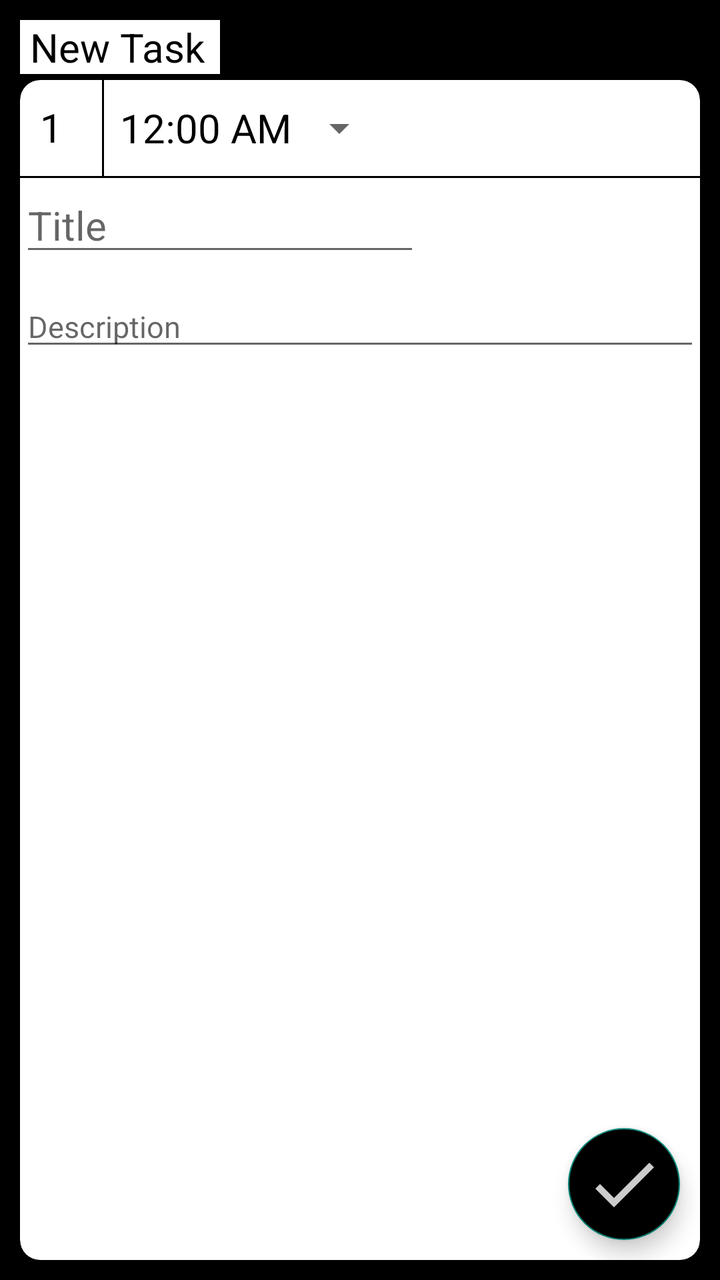
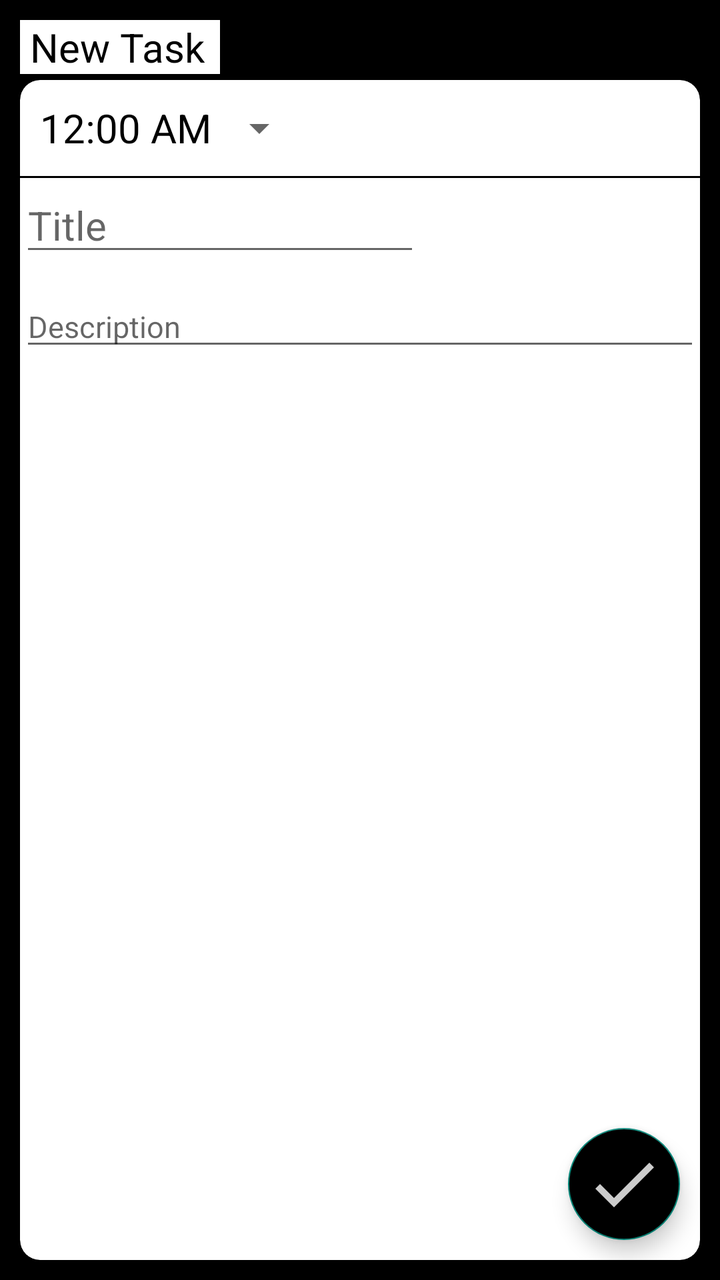

The first picture is an Android layout as it rendered before a commit; the second is the same layout after the commit. The layout source and the unified diff follow.
<!-- AndroidManifest.xml: application theme Theme.SchedulePlanner -->
<!-- res/layout/activity_create_task.xml -->
<?xml version="1.0" encoding="utf-8"?>
<RelativeLayout xmlns:android="http://schemas.android.com/apk/res/android"
    android:layout_width="match_parent"
    android:layout_height="match_parent"
    xmlns:app="http://schemas.android.com/apk/res-auto"
    android:background="@color/black">

    <TextView
        android:layout_width="100dp"
        android:layout_height="wrap_content"
        android:layout_marginStart="10dp"
        android:layout_marginTop="10dp"
        android:layout_marginEnd="10dp"
        android:layout_marginBottom="10dp"
        android:paddingStart="5dp"
        android:background="@color/white"
        android:text="New Task"
        android:textColor="@color/black"
        android:textSize="20dp" />

    <androidx.cardview.widget.CardView
        android:layout_width="match_parent"
        android:layout_height="match_parent"
        app:cardCornerRadius="10dp"
        android:layout_marginTop="40dp"
        android:layout_marginStart="10dp"
        android:layout_marginEnd="10dp"
        android:layout_marginBottom="10dp">

    <RelativeLayout
        android:layout_width="match_parent"
        android:layout_height="wrap_content">

        <TextView
            android:id="@+id/count"
            android:layout_width="30dp"
            android:layout_height="wrap_content"
            android:layout_marginStart="10dp"
            android:layout_marginTop="10dp"
            android:text="1"
            android:textColor="@color/black"
            android:textSize="20dp" />

        <View
            android:id="@+id/vertical_row"
            android:layout_width="1dp"
            android:layout_height="48dp"
            android:layout_marginStart="1dp"
            android:layout_marginTop="0dp"
            android:layout_toEndOf="@+id/count"
            android:background="#000000" />

        <Button
            android:id="@+id/timeButton"
            style="?android:spinnerStyle"
            android:layout_width="wrap_content"
            android:layout_height="wrap_content"
            android:layout_marginStart="10dp"
            android:layout_toEndOf="@id/count"
            android:onClick="popTimePicker"
            android:text="12:00 AM"
            android:textSize="20dp" />

        <View
            android:id="@+id/horizontal_row"
            android:layout_width="match_parent"
            android:layout_height="1dp"
            android:layout_below="@id/timeButton"
            android:background="#000000" />

        <EditText
            android:id="@+id/title"
            android:layout_width="200dp"
            android:layout_height="wrap_content"
            android:layout_below="@id/horizontal_row"
            android:hint="Title"
            android:inputType="textCapWords"
            android:textSize="20dp" />

        <EditText
            android:id="@+id/description"
            android:layout_width="match_parent"
            android:layout_height="wrap_content"
            android:layout_below="@id/title"
            android:layout_marginTop="10dp"
            android:hint="Description"
            android:inputType="textMultiLine|textCapSentences"
            android:textSize="15dp" />

    </RelativeLayout>

        <com.google.android.material.floatingactionbutton.FloatingActionButton
            android:id="@+id/save_icon"
            android:layout_width="wrap_content"
            android:layout_height="wrap_content"
            android:layout_alignParentEnd="true"
            android:layout_alignParentBottom="true"
            android:layout_gravity="bottom|end"
            android:layout_marginEnd="10dp"
            android:layout_marginBottom="10dp"
            android:backgroundTint="#000000"
            android:clickable="true"
            android:focusable="true"
            android:src="@drawable/actionbar_save_task"
            app:maxImageSize="40dp"
            android:contentDescription="Save Task" />
    </androidx.cardview.widget.CardView>

</RelativeLayout>
<!-- resources referenced by this layout -->
<resources>
  <color name="black">#FF000000</color>
  <color name="white">#FFFFFFFF</color>
  <!-- drawable actionbar_save_task (drawable-anydpi) -->
  <vector xmlns:android="http://schemas.android.com/apk/res/android"
      android:width="24dp"
      android:height="24dp"
      android:viewportWidth="24"
      android:viewportHeight="24"
      android:tint="#FFFFFF"
      android:alpha="0.8">
    <path
        android:fillColor="@android:color/white"
        android:pathData="M9,16.2L4.8,12l-1.4,1.4L9,19 21,7l-1.4,-1.4L9,16.2z"/>
  </vector>
  <style name="Theme.SchedulePlanner" parent="Theme.AppCompat.Light.NoActionBar">
          
          <item name="colorPrimary">@color/purple_500</item>
          <item name="colorPrimaryVariant">@color/purple_700</item>
          <item name="colorOnPrimary">@color/white</item>
          
          <item name="colorSecondary">@color/teal_200</item>
          <item name="colorSecondaryVariant">@color/teal_700</item>
          <item name="colorOnSecondary">@color/black</item>
          
          <item name="android:statusBarColor" tools:targetApi="l">?attr/colorPrimaryVariant</item>
          
          <item name="android:itemBackground">#ffffff</item>
          <item name="android:textColor">#000000</item>
          <item name="actionOverflowMenuStyle">@style/OverflowMenu</item>
          <item name="android:windowActivityTransitions">true</item>
          <item name="android:windowContentTransitions">true</item>
      </style>
  <color name="purple_500">#000000</color>
  <color name="purple_700">#000000</color>
  <color name="teal_200">#FF03DAC5</color>
  <color name="teal_700">#FF018786</color>
  <style name="OverflowMenu" parent="Widget.AppCompat.PopupMenu.Overflow">
          <item name="android:overlapAnchor">false</item>
          <item name="android:dropDownVerticalOffset">4.0dip</item>
      </style>
</resources>

<!-- the commit's change to res/layout/activity_create_task.xml (unified diff, before → after) -->
@@ -31,32 +31,12 @@
         android:layout_width="match_parent"
         android:layout_height="wrap_content">
 
-        <TextView
-            android:id="@+id/count"
-            android:layout_width="30dp"
-            android:layout_height="wrap_content"
-            android:layout_marginStart="10dp"
-            android:layout_marginTop="10dp"
-            android:text="1"
-            android:textColor="@color/black"
-            android:textSize="20dp" />
-
-        <View
-            android:id="@+id/vertical_row"
-            android:layout_width="1dp"
-            android:layout_height="48dp"
-            android:layout_marginStart="1dp"
-            android:layout_marginTop="0dp"
-            android:layout_toEndOf="@+id/count"
-            android:background="#000000" />
-
         <Button
             android:id="@+id/timeButton"
             style="?android:spinnerStyle"
             android:layout_width="wrap_content"
             android:layout_height="wrap_content"
             android:layout_marginStart="10dp"
-            android:layout_toEndOf="@id/count"
             android:onClick="popTimePicker"
             android:text="12:00 AM"
             android:textSize="20dp" />
